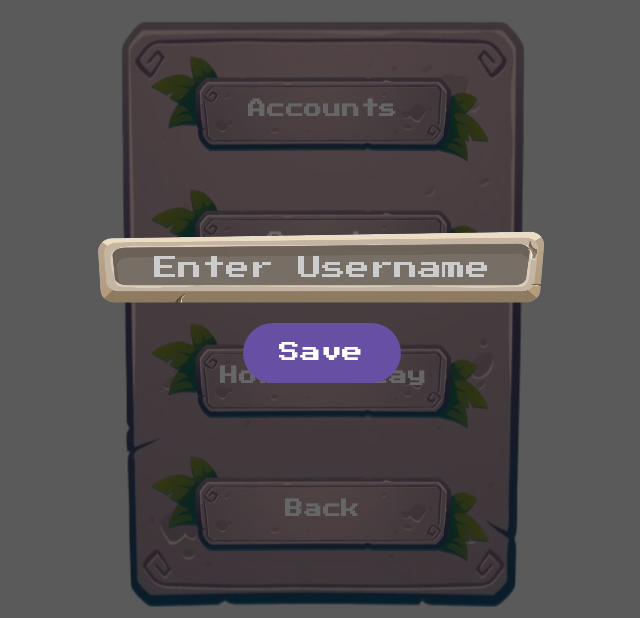
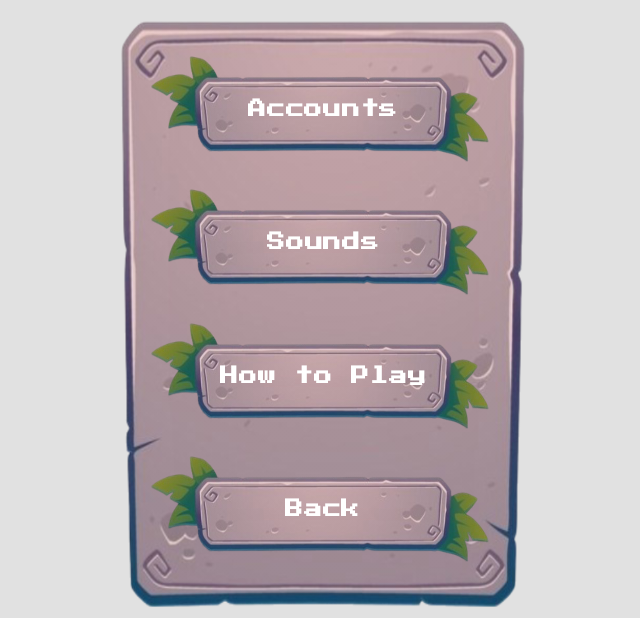
Before and after one commit to kaxanni/Seeker_Pac-man_clonegame, an Android app built with Jetpack Compose: the screen it shows after launch (MainActivity), after a tap on "Option", on a phone screen of 824 x 412 dp (held sideways). Shown: the whole screen, without its empty margins (296-936 px from the left). Run offline under Robolectric (Android 15) with nearby library versions, the phone set to English and light mode, and no system bars; our stand-ins replace Firebase (no records; nobody signed in at launch, a user with empty details on screens opened directly).

Commit message:
change it so only those logged in without username gets overlay prompt

```diff
--- a/app/src/main/java/com/example/pacmanclone/menu/OptionsScreen.kt
+++ b/app/src/main/java/com/example/pacmanclone/menu/OptionsScreen.kt
@@ -78,14 +78,19 @@ fun UsernameOverlay() {
     val currentUser = auth.currentUser
     val db = FirebaseFirestore.getInstance()
 
-    // Whether we've loaded the user's document from Firestore
+    // Whether we've loaded from Firestore
     var userDocLoaded by remember { mutableStateOf(false) }
-    // The stored username (empty if none)
+    // The stored username ("" if none)
     var username by remember { mutableStateOf("") }
 
-    // Load username from Firestore once
-    LaunchedEffect(currentUser?.uid) {
-        if (currentUser != null) {
+    // 1) If not logged in, skip everything
+    if (currentUser == null) {
+        // No user => no overlay needed
+        return
+    }
+
+    // 2) Otherwise, load the user's document from Firestore once
+    LaunchedEffect(currentUser.uid) {
         db.collection("users").document(currentUser.uid).get()
             .addOnSuccessListener { snapshot ->
                 userDocLoaded = true
@@ -98,43 +103,36 @@ fun UsernameOverlay() {
                 userDocLoaded = true
                 username = ""
             }
-        } else {
-            userDocLoaded = true
-            username = ""
-        }
     }
 
-    // If not loaded, show nothing (or a loading spinner if you want)
+    // If not loaded yet, do nothing (or show a spinner)
     if (!userDocLoaded) return
 
+    // 3) If username is empty => show dark overlay + input
     if (username.isEmpty()) {
-        // The user has no username => dark overlay + center input
         Box(
             modifier = Modifier
                 .fillMaxSize()
-                .background(Color.Black.copy(alpha = 0.6f)) // darken the screen
+                .background(Color.Black.copy(alpha = 0.6f)) // darken background
                 .zIndex(10f),
             contentAlignment = Alignment.Center
         ) {
             var newUsername by remember { mutableStateOf(TextFieldValue("")) }
 
             Column(horizontalAlignment = Alignment.CenterHorizontally) {
-                // The nametag box + BasicTextField
+                // The nametag box with BasicTextField
                 Box(
                     modifier = Modifier
-                        .width(300.dp)
+                        .width(200.dp)
                         .height(50.dp),
                     contentAlignment = Alignment.Center
                 ) {
-                    // The background image
                     Image(
                         painter = painterResource(id = R.drawable.nametag_box),
                         contentDescription = "Nametag Background",
                         modifier = Modifier.fillMaxSize(),
                         contentScale = ContentScale.FillBounds
                     )
-
-                    // A BasicTextField with a decorationBox to center placeholder & text
                     BasicTextField(
                         value = newUsername,
                         onValueChange = { newUsername = it },
@@ -148,14 +146,12 @@ fun UsernameOverlay() {
                         ),
                         modifier = Modifier
                             .fillMaxSize()
-                            .padding(horizontal = 12.dp), // some padding inside the box
+                            .padding(horizontal = 12.dp),
                         decorationBox = { innerTextField ->
-                            // Another box to center the placeholder / typed text
                             Box(
                                 modifier = Modifier.fillMaxSize(),
                                 contentAlignment = Alignment.Center
                             ) {
-                                // If empty, show placeholder
                                 if (newUsername.text.isEmpty()) {
                                     Text(
                                         text = "Enter Username",
@@ -165,20 +161,18 @@ fun UsernameOverlay() {
                                         textAlign = TextAlign.Center
                                     )
                                 }
-                                // Draw the actual typed text
                                 innerTextField()
                             }
                         }
                     )
                 }
                 Spacer(Modifier.height(8.dp))
-                // "Save" button
                 Button(onClick = {
                     if (currentUser != null && newUsername.text.isNotBlank()) {
                         db.collection("users").document(currentUser.uid)
                             .set(mapOf("username" to newUsername.text))
                             .addOnSuccessListener {
-                                // Once saved, set local username => hide input
+                                // Once saved => no more overlay
                                 username = newUsername.text
                             }
                     }
@@ -188,7 +182,7 @@ fun UsernameOverlay() {
             }
         }
     } else {
-        // The user already has a username => show "Hello, <username>" in top-left
+        // 4) If username is non-empty => "Hello, <username>" pinned top-left
         Box(
             modifier = Modifier
                 .fillMaxSize()
```
Lines whose indentation alone changed are shown as unchanged.
